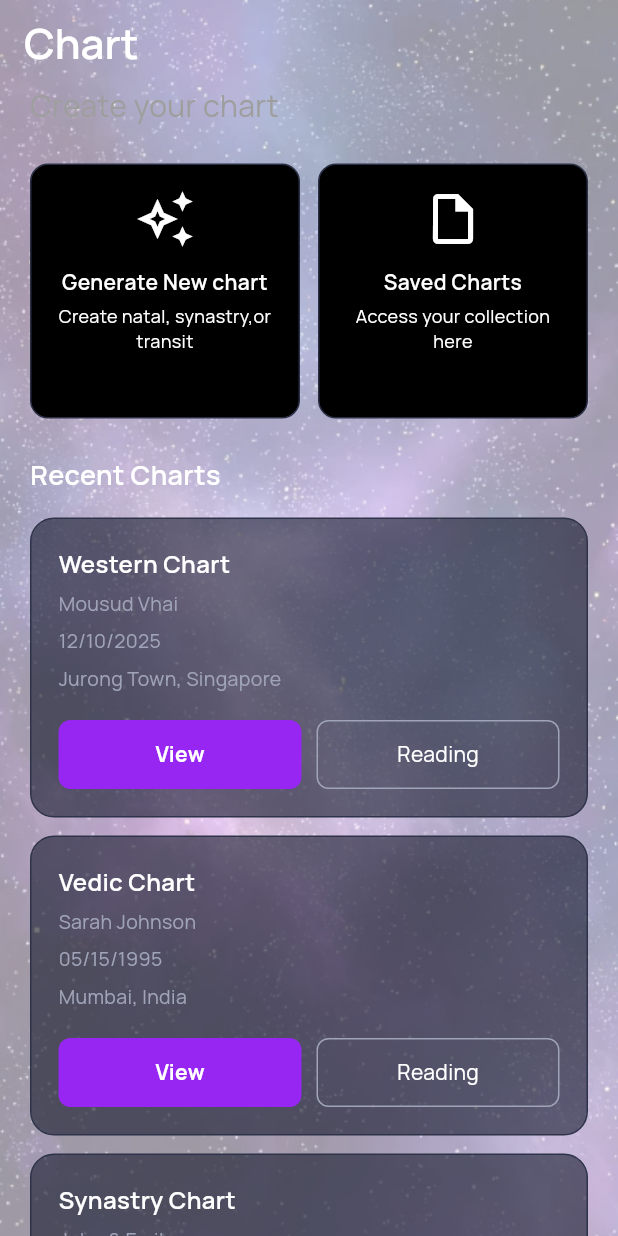
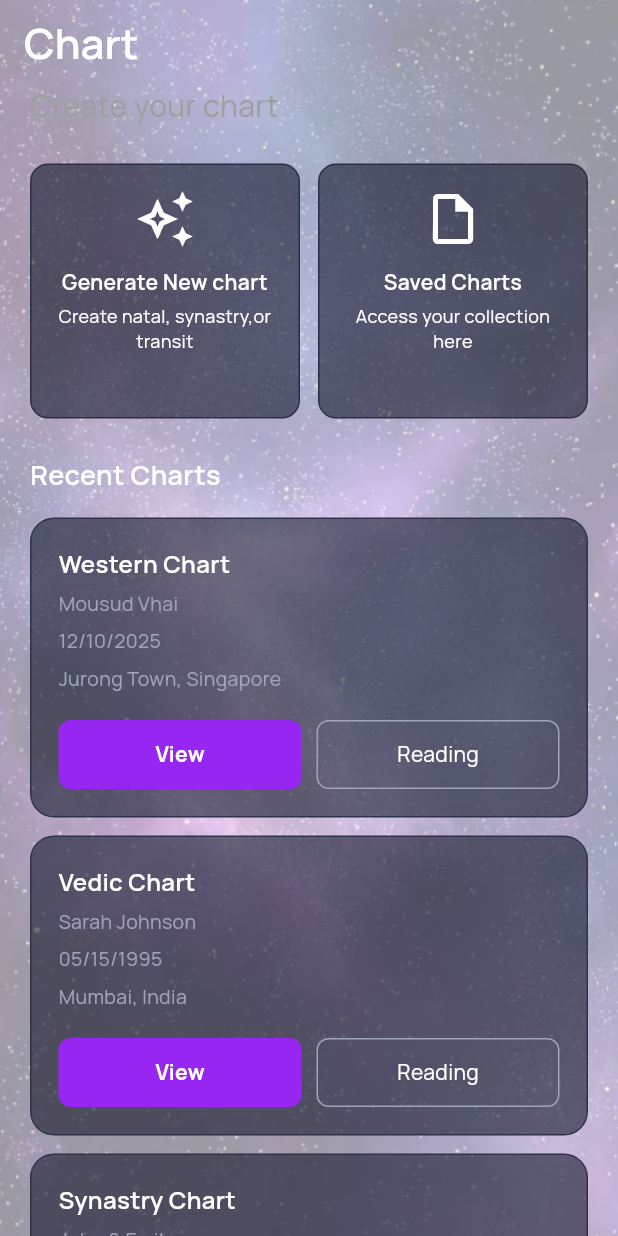
Before and after one commit to mrahad0/astrology_app, a Flutter app: the ChartScreen screen opened by its route, on a phone screen of 412 x 824 dp. Run offline on Flutter 3.47's test engine with Material 3 defaults, Android fonts, the phone set to English and light mode, and no system bars; our stand-ins replace flutter_credit_card, flutter_svg, get, image_picker, pinput, shared_preferences; accounts and stored records are empty.

Commit message:
Api Intregration

```diff
--- a/lib/views/pages/chartPage/chart_Screen.dart
+++ b/lib/views/pages/chartPage/chart_Screen.dart
@@ -143,7 +143,7 @@ class _ChartScreenState extends State<ChartScreen> {
         height: 170,
         padding: EdgeInsets.all(16),
         decoration: BoxDecoration(
-          color: Colors.black,
+          color: CustomColors.secondbackgroundColor,
           borderRadius: BorderRadius.circular(12),
           border: Border.all(color: Color(0xff2A2F45)),
         ),
```
